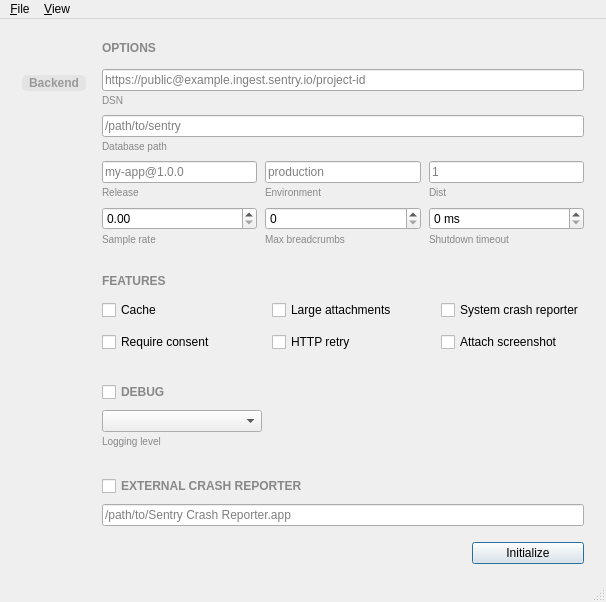
Before: the Qt Designer form src/sentrywindow.ui in jpnurmi/sentry-playground, drawn with Qt 5.
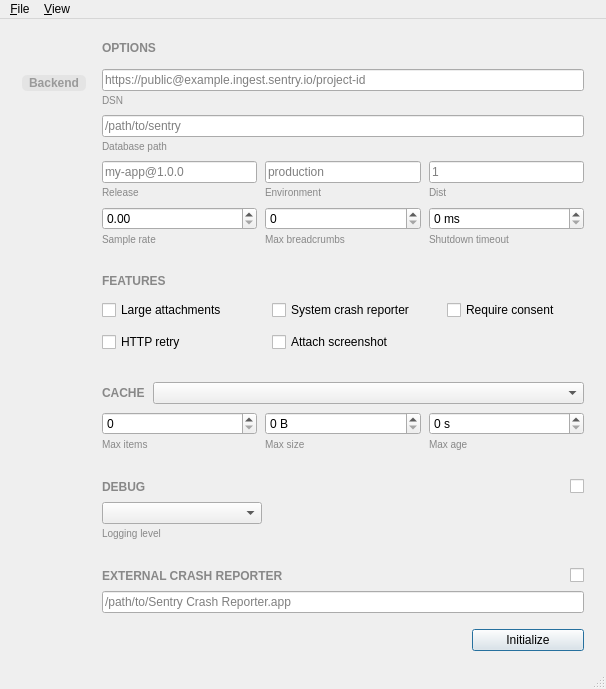
After: the same form once the commit is applied. Icons and pictures are not drawn.

```diff
--- a/src/sentrywindow.ui
+++ b/src/sentrywindow.ui
@@ -466,25 +466,6 @@
              <number>8</number>
             </property>
             <item row="0" column="0">
-             <widget class="QCheckBox" name="cacheKeepBox">
-              <property name="sizePolicy">
-               <sizepolicy hsizetype="MinimumExpanding" vsizetype="Fixed">
-                <horstretch>1</horstretch>
-                <verstretch>0</verstretch>
-               </sizepolicy>
-              </property>
-              <property name="minimumSize">
-               <size>
-                <width>0</width>
-                <height>24</height>
-               </size>
-              </property>
-              <property name="text">
-               <string>Cache</string>
-              </property>
-             </widget>
-            </item>
-            <item row="0" column="1">
              <widget class="QCheckBox" name="enableLargeAttachmentsBox">
               <property name="sizePolicy">
                <sizepolicy hsizetype="MinimumExpanding" vsizetype="Fixed">
@@ -503,7 +484,7 @@
               </property>
              </widget>
             </item>
-            <item row="0" column="2">
+            <item row="0" column="1">
              <widget class="QCheckBox" name="systemCrashReporterBox">
               <property name="sizePolicy">
                <sizepolicy hsizetype="MinimumExpanding" vsizetype="Fixed">
@@ -522,8 +503,14 @@
               </property>
              </widget>
             </item>
-            <item row="1" column="0">
+            <item row="0" column="2">
              <widget class="QCheckBox" name="requireUserConsentBox">
+              <property name="sizePolicy">
+               <sizepolicy hsizetype="MinimumExpanding" vsizetype="Fixed">
+                <horstretch>1</horstretch>
+                <verstretch>0</verstretch>
+               </sizepolicy>
+              </property>
               <property name="minimumSize">
                <size>
                 <width>0</width>
@@ -535,7 +522,7 @@
               </property>
              </widget>
             </item>
-            <item row="1" column="1">
+            <item row="1" column="0">
              <widget class="QCheckBox" name="httpRetryBox">
               <property name="minimumSize">
                <size>
@@ -548,7 +535,7 @@
               </property>
              </widget>
             </item>
-            <item row="1" column="2">
+            <item row="1" column="1">
              <widget class="QCheckBox" name="attachScreenshotBox">
               <property name="minimumSize">
                <size>
@@ -563,6 +550,162 @@
             </item>
            </layout>
           </item>
+          <item>
+           <spacer name="cacheTopSpacer">
+            <property name="orientation">
+             <enum>Qt::Orientation::Vertical</enum>
+            </property>
+            <property name="sizeType">
+             <enum>QSizePolicy::Policy::Fixed</enum>
+            </property>
+            <property name="sizeHint" stdset="0">
+             <size>
+              <width>0</width>
+              <height>28</height>
+             </size>
+            </property>
+           </spacer>
+          </item>
+          <item>
+           <layout class="QGridLayout" name="cacheHeaderGrid">
+            <property name="horizontalSpacing">
+             <number>8</number>
+            </property>
+            <property name="verticalSpacing">
+             <number>0</number>
+            </property>
+            <item row="0" column="0" colspan="2">
+             <widget class="QLabel" name="cacheHeader">
+              <property name="styleSheet">
+               <string notr="true">color: #888; font-weight: bold;</string>
+              </property>
+              <property name="text">
+               <string>CACHE</string>
+              </property>
+             </widget>
+            </item>
+            <item row="0" column="2">
+             <widget class="QComboBox" name="cacheKeepModeBox">
+              <property name="minimumSize">
+               <size>
+                <width>0</width>
+                <height>0</height>
+               </size>
+              </property>
+              <property name="sizePolicy">
+               <sizepolicy hsizetype="Expanding" vsizetype="Fixed">
+                <horstretch>0</horstretch>
+                <verstretch>0</verstretch>
+               </sizepolicy>
+              </property>
+             </widget>
+            </item>
+           </layout>
+          </item>
+          <item>
+           <spacer name="cacheFieldsTopSpacer">
+            <property name="orientation">
+             <enum>Qt::Orientation::Vertical</enum>
+            </property>
+            <property name="sizeType">
+             <enum>QSizePolicy::Policy::Fixed</enum>
+            </property>
+            <property name="sizeHint" stdset="0">
+             <size>
+              <width>0</width>
+              <height>8</height>
+             </size>
+            </property>
+           </spacer>
+          </item>
+          <item>
+           <layout class="QGridLayout" name="cacheFieldsGrid">
+            <property name="horizontalSpacing">
+             <number>8</number>
+            </property>
+            <property name="verticalSpacing">
+             <number>8</number>
+            </property>
+            <item row="0" column="0">
+             <layout class="QVBoxLayout" name="cacheMaxItemsFieldLayout">
+              <property name="spacing">
+               <number>3</number>
+              </property>
+              <item>
+               <widget class="QSpinBox" name="cacheMaxItemsBox">
+                <property name="maximum">
+                 <number>100000</number>
+                </property>
+               </widget>
+              </item>
+              <item>
+               <widget class="QLabel" name="cacheMaxItemsLabel">
+                <property name="styleSheet">
+                 <string notr="true">color: #888; font-size: 10px;</string>
+                </property>
+                <property name="text">
+                 <string>Max items</string>
+                </property>
+               </widget>
+              </item>
+             </layout>
+            </item>
+            <item row="0" column="1">
+             <layout class="QVBoxLayout" name="cacheMaxSizeFieldLayout">
+              <property name="spacing">
+               <number>3</number>
+              </property>
+              <item>
+               <widget class="QSpinBox" name="cacheMaxSizeBox">
+                <property name="maximum">
+                 <number>2147483647</number>
+                </property>
+                <property name="suffix">
+                 <string> B</string>
+                </property>
+               </widget>
+              </item>
+              <item>
+               <widget class="QLabel" name="cacheMaxSizeLabel">
+                <property name="styleSheet">
+                 <string notr="true">color: #888; font-size: 10px;</string>
+                </property>
+                <property name="text">
+                 <string>Max size</string>
+                </property>
+               </widget>
+              </item>
+             </layout>
+            </item>
+            <item row="0" column="2">
+             <layout class="QVBoxLayout" name="cacheMaxAgeFieldLayout">
+              <property name="spacing">
+               <number>3</number>
+              </property>
+              <item>
+               <widget class="QSpinBox" name="cacheMaxAgeBox">
+                <property name="maximum">
+                 <number>2147483647</number>
+                </property>
+                <property name="suffix">
+                 <string> s</string>
+                </property>
+               </widget>
+              </item>
+              <item>
+               <widget class="QLabel" name="cacheMaxAgeLabel">
+                <property name="styleSheet">
+                 <string notr="true">color: #888; font-size: 10px;</string>
+                </property>
+                <property name="text">
+                 <string>Max age</string>
+                </property>
+               </widget>
+              </item>
+             </layout>
+            </item>
+           </layout>
+          </item>
           <item>
            <spacer name="debugTopSpacer">
             <property name="orientation">
@@ -580,13 +723,54 @@
            </spacer>
           </item>
           <item>
-           <widget class="QCheckBox" name="debugBox">
-            <property name="styleSheet">
-             <string notr="true">QCheckBox { color: #888; font-weight: bold; }</string>
-            </property>
-            <property name="text">
-             <string>DEBUG</string>
-            </property>
+           <widget class="QWidget" name="debugHeaderWidget" native="true">
+            <layout class="QHBoxLayout" name="debugHeaderLayout">
+             <property name="spacing">
+              <number>8</number>
+             </property>
+             <property name="leftMargin">
+              <number>0</number>
+             </property>
+             <property name="topMargin">
+              <number>0</number>
+             </property>
+             <property name="rightMargin">
+              <number>0</number>
+             </property>
+             <property name="bottomMargin">
+              <number>0</number>
+             </property>
+             <item>
+              <widget class="QLabel" name="debugHeader">
+               <property name="styleSheet">
+                <string notr="true">color: #888; font-weight: bold;</string>
+               </property>
+               <property name="text">
+                <string>DEBUG</string>
+               </property>
+              </widget>
+             </item>
+             <item>
+              <spacer name="debugHeaderSpacer">
+               <property name="orientation">
+                <enum>Qt::Orientation::Horizontal</enum>
+               </property>
+               <property name="sizeHint" stdset="0">
+                <size>
+                 <width>0</width>
+                 <height>0</height>
+                </size>
+               </property>
+              </spacer>
+             </item>
+             <item>
+              <widget class="QCheckBox" name="debugBox">
+               <property name="text">
+                <string/>
+               </property>
+              </widget>
+             </item>
+            </layout>
            </widget>
           </item>
           <item>
@@ -675,13 +859,54 @@
            </spacer>
           </item>
           <item>
-           <widget class="QCheckBox" name="externalReporterBox">
-            <property name="styleSheet">
-             <string notr="true">QCheckBox { color: #888; font-weight: bold; }</string>
-            </property>
-            <property name="text">
-             <string>EXTERNAL CRASH REPORTER</string>
-            </property>
+           <widget class="QWidget" name="externalReporterHeaderWidget" native="true">
+            <layout class="QHBoxLayout" name="externalReporterHeaderLayout">
+             <property name="spacing">
+              <number>8</number>
+             </property>
+             <property name="leftMargin">
+              <number>0</number>
+             </property>
+             <property name="topMargin">
+              <number>0</number>
+             </property>
+             <property name="rightMargin">
+              <number>0</number>
+             </property>
+             <property name="bottomMargin">
+              <number>0</number>
+             </property>
+             <item>
+              <widget class="QLabel" name="externalReporterHeader">
+               <property name="styleSheet">
+                <string notr="true">color: #888; font-weight: bold;</string>
+               </property>
+               <property name="text">
+                <string>EXTERNAL CRASH REPORTER</string>
+               </property>
+              </widget>
+             </item>
+             <item>
+              <spacer name="externalReporterHeaderSpacer">
+               <property name="orientation">
+                <enum>Qt::Orientation::Horizontal</enum>
+               </property>
+               <property name="sizeHint" stdset="0">
+                <size>
+                 <width>0</width>
+                 <height>0</height>
+                </size>
+               </property>
+              </spacer>
+             </item>
+             <item>
+              <widget class="QCheckBox" name="externalReporterBox">
+               <property name="text">
+                <string/>
+               </property>
+              </widget>
+             </item>
+            </layout>
            </widget>
           </item>
           <item>
```
